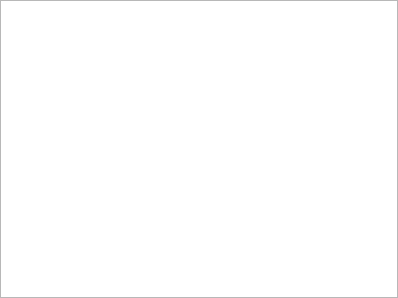
First picture: the form in notedialog.ui, repository Ri0n/QtNote, before the edit.
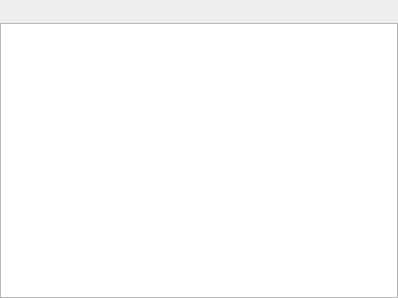
Second picture: the form after the edit.

```diff
--- a/notedialog.ui
+++ b/notedialog.ui
@@ -14,9 +14,54 @@
    <string>Dialog</string>
   </property>
   <layout class="QVBoxLayout" name="verticalLayout">
+   <property name="spacing">
+    <number>0</number>
+   </property>
    <property name="margin">
     <number>0</number>
    </property>
+   <item>
+    <layout class="QHBoxLayout" name="horizontalLayout">
+     <property name="spacing">
+      <number>0</number>
+     </property>
+     <item>
+      <widget class="QToolButton" name="trashBtn">
+       <property name="toolTip">
+        <string>Delete</string>
+       </property>
+       <property name="text">
+        <string/>
+       </property>
+       <property name="iconSize">
+        <size>
+         <width>16</width>
+         <height>16</height>
+        </size>
+       </property>
+       <property name="toolButtonStyle">
+        <enum>Qt::ToolButtonIconOnly</enum>
+       </property>
+       <property name="autoRaise">
+        <bool>true</bool>
+       </property>
+      </widget>
+     </item>
+     <item>
+      <spacer name="horizontalSpacer_2">
+       <property name="orientation">
+        <enum>Qt::Horizontal</enum>
+       </property>
+       <property name="sizeHint" stdset="0">
+        <size>
+         <width>40</width>
+         <height>20</height>
+        </size>
+       </property>
+      </spacer>
+     </item>
+    </layout>
+   </item>
    <item>
     <widget class="QTextEdit" name="noteEdit"/>
    </item>
```
